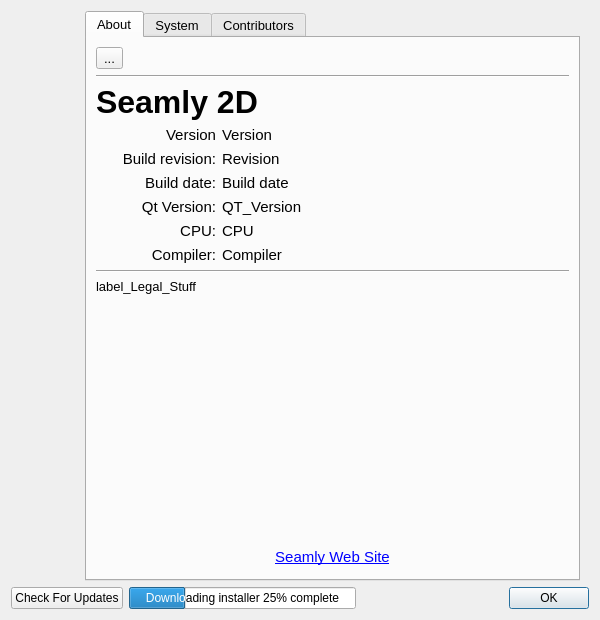
First picture: the form in src/app/seamly2d/dialogs/about2d_dialog.ui, repository FashionFreedom/Seamly2D, before the edit.
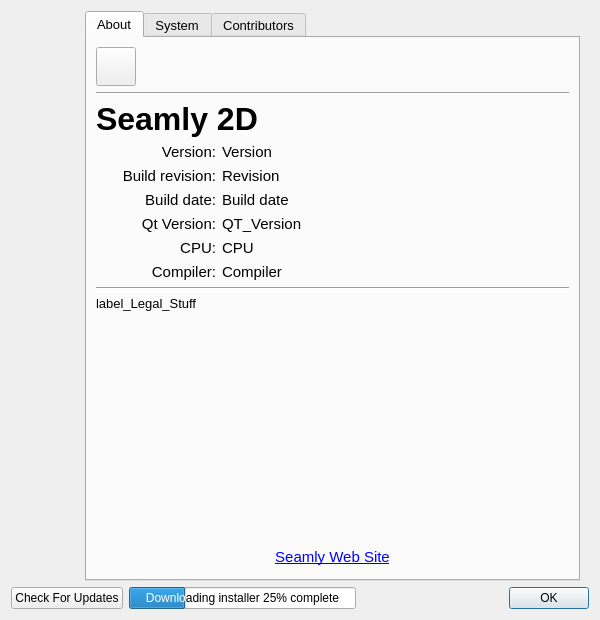
Second picture: the form after the edit. The open tabs and pages were chosen to show the change. Icons and pictures are not drawn.

Diff of the .ui file:
```diff
--- a/src/app/seamly2d/dialogs/about2d_dialog.ui
+++ b/src/app/seamly2d/dialogs/about2d_dialog.ui
@@ -115,7 +115,7 @@
                 <string>Copy build data to clipboard</string>
                </property>
                <property name="text">
-                <string>...</string>
+                <string/>
                </property>
                <property name="icon">
                 <iconset resource="../../../libs/vmisc/share/resources/icon.qrc">
@@ -166,7 +166,7 @@
                   </font>
                  </property>
                  <property name="text">
-                  <string>Version</string>
+                  <string>Version:</string>
                  </property>
                  <property name="alignment">
                   <set>Qt::AlignRight|Qt::AlignTrailing|Qt::AlignVCenter</set>
```
Left out of the diff: 54 changed lines with no effect on the pictures.
